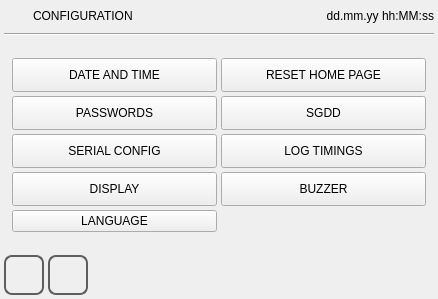
This is qt_library/ATCMsystem/options.ui in MECTsrl/mect_plugins as Qt 5 draws it before an edit. The edited form follows.
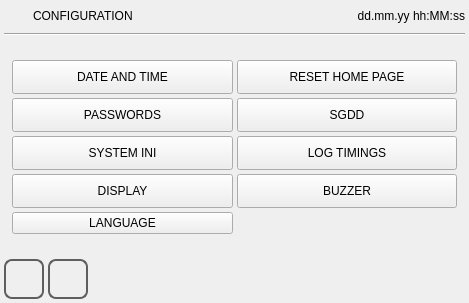
This is the edited form. Icons and pictures are not drawn.

Commit message: Add the version into the PC side plugin, review system_ini, start at time_set page the hmi if the time is not set, remove the space into the atcmProgressBar, fix the update folder into the template.pri, add the modification flag into the connectionbutton.pl

Patch:
```diff
--- a/qt_library/ATCMsystem/options.ui
+++ b/qt_library/ATCMsystem/options.ui
@@ -6,8 +6,8 @@
    <rect>
     <x>0</x>
     <y>0</y>
-    <width>438</width>
-    <height>299</height>
+    <width>469</width>
+    <height>303</height>
    </rect>
   </property>
   <property name="minimumSize">
@@ -252,7 +252,7 @@
         <enum>Qt::NoFocus</enum>
        </property>
        <property name="text">
-        <string>SERIAL CONFIG</string>
+        <string>SYSTEM INI</string>
        </property>
       </widget>
      </item>
```
The commit also changes 11 other files.
